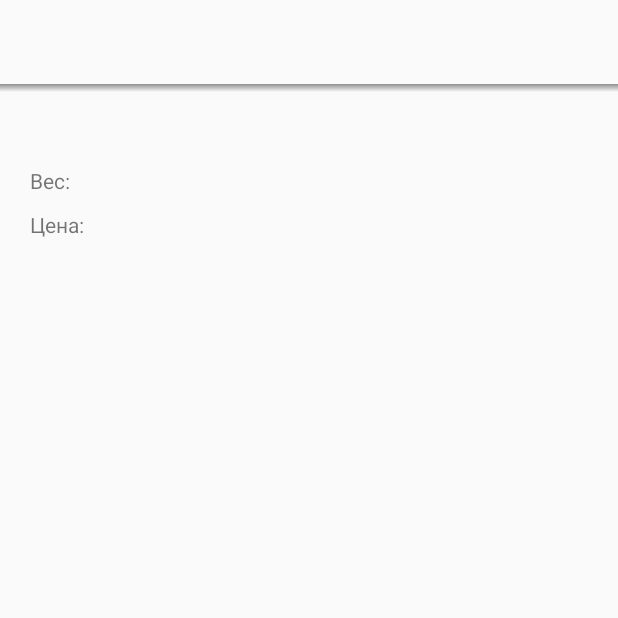
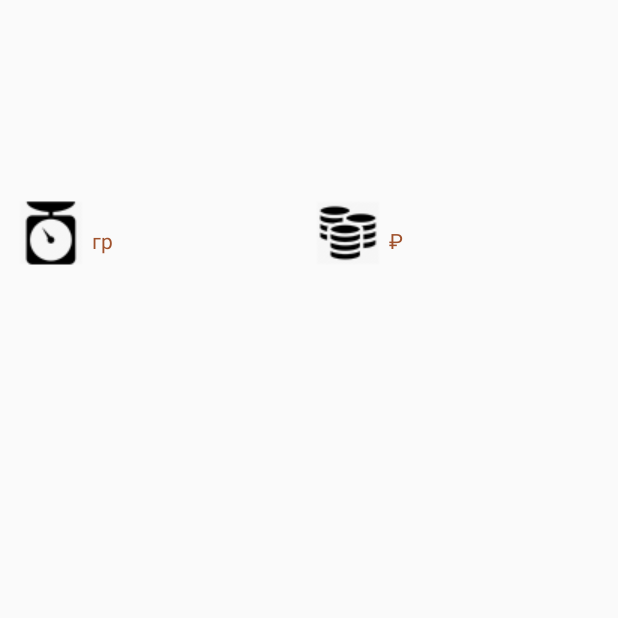
Before and after one commit to eamalhajri/OnlineShopProject, an Android app: the DetailedActivity screen opened directly, with no data from a screen before it, on a phone screen of 412 x 824 dp, the top half of it. Run offline under Robolectric (Android 15) with nearby library versions, the phone set to English and light mode, and no system bars; our stand-ins replace Picasso; pictures from the network do not load; 6 statements that could not run were skipped.

```diff
--- a/OnlineShop/app/src/main/res/drawable/toolbar_dropshadow.xml
+++ /dev/null
@@ -1,9 +0,0 @@
-<?xml version="1.0" encoding="utf-8"?>
-<shape xmlns:android="http://schemas.android.com/apk/res/android"
-    android:shape="rectangle">
-
-    <gradient android:startColor="@android:color/transparent"
-        android:endColor="#88333333"
-        android:angle="90"/>
-
-</shape>
--- a/OnlineShop/app/src/main/res/layout/activity_category_detail.xml
+++ b/OnlineShop/app/src/main/res/layout/activity_category_detail.xml
@@ -4,6 +4,10 @@
     android:layout_height="match_parent"
     android:orientation="vertical"
     tools:context=".CategoryActivity">
+
+    <include
+        android:id="@+id/toolbar"
+        layout="@layout/toolbar" />
 
     <TextView
         android:id="@+id/category_text"
--- a/OnlineShop/app/src/main/res/layout/activity_detailed.xml
+++ b/OnlineShop/app/src/main/res/layout/activity_detailed.xml
@@ -9,17 +9,10 @@
         android:id="@+id/toolbar_detailed"
         layout="@layout/toolbar" />
 
-    <View
-        android:layout_width="match_parent"
-        android:layout_height="5dp"
-        android:layout_below="@+id/toolbar_detailed"
-        android:background="@drawable/toolbar_dropshadow" />
-
     <LinearLayout
         android:layout_width="match_parent"
         android:layout_height="match_parent"
-        android:orientation="vertical"
-        android:padding="10dp">
+        android:orientation="vertical">
 
         <ImageView
             android:id="@+id/detailed_image"
@@ -28,66 +21,111 @@
             android:adjustViewBounds="true"
             android:contentDescription="@string/image" />
 
-        <TextView
-            android:id="@+id/detailed_name"
-            android:layout_width="match_parent"
-            android:layout_height="wrap_content"
-            android:paddingStart="10dp"
-            android:paddingTop="10dp"
-            android:text="@string/name"
-            android:textStyle="bold" />
-
         <LinearLayout
             android:layout_width="match_parent"
-            android:layout_height="wrap_content"
-            android:orientation="horizontal">
+            android:layout_height="match_parent"
+            android:orientation="vertical"
+            android:padding="10dp">
 
             <TextView
-                android:layout_width="wrap_content"
+                android:id="@+id/detailed_name"
+                android:layout_width="match_parent"
                 android:layout_height="wrap_content"
-                android:paddingStart="10dp"
-                android:text="@string/weight_detailed" />
+                android:text="@string/name"
+                android:textColor="@color/colorFont"
+                android:textSize="21sp"
+                android:textStyle="bold" />
 
             <TextView
-                android:id="@+id/detailed_weight"
+                android:id="@+id/detailed_description"
                 android:layout_width="match_parent"
                 android:layout_height="wrap_content"
                 android:paddingTop="10dp"
-                android:text="@string/weight" />
-        </LinearLayout>
+                android:text="@string/description"
+                android:textColor="@color/colorFont"
+                android:textSize="12sp" />
 
-        <LinearLayout
-            android:layout_width="match_parent"
-            android:layout_height="wrap_content"
-            android:orientation="horizontal">
+            <LinearLayout
+                android:layout_width="match_parent"
+                android:layout_height="wrap_content"
+                android:orientation="horizontal"
+                android:paddingTop="10dp">
+
+                <ImageView
+
+                    android:layout_width="wrap_content"
+                    android:layout_height="wrap_content"
+                    android:src="@drawable/weight" />
+
+                <LinearLayout
+                    android:layout_width="wrap_content"
+                    android:layout_height="wrap_content"
+                    android:layout_gravity="center"
+                    android:layout_weight="1"
+                    android:orientation="horizontal"
+                    android:paddingTop="10dp">
+
+                    <TextView
+                        android:id="@+id/detailed_weight"
+                        android:layout_width="wrap_content"
+                        android:layout_height="wrap_content"
+                        android:layout_gravity="center"
+
+                        android:text="@string/weight"
+                        android:textColor="@color/colorPrice" />
+
+                    <TextView
+                        android:layout_width="wrap_content"
+                        android:layout_height="wrap_content"
+                        android:text=" " />
+
+                    <TextView
+                        android:layout_width="wrap_content"
+                        android:layout_height="wrap_content"
+                        android:text="гр"
+                        android:textColor="@color/colorPrice" />
+                </LinearLayout>
+
+                <ImageView
+
+                    android:layout_width="wrap_content"
+                    android:layout_height="wrap_content"
+                    android:src="@drawable/price" />
+
+                <LinearLayout
+                    android:layout_width="wrap_content"
+                    android:layout_height="wrap_content"
+                    android:layout_gravity="center"
+                    android:layout_weight="1"
+                    android:orientation="horizontal"
+                    android:paddingTop="10dp">
+
+                    <TextView
+                        android:id="@+id/detailed_price"
+                        android:layout_width="wrap_content"
+                        android:layout_height="wrap_content"
+                        android:text="@string/price"
+                        android:textColor="@color/colorPrice" />
+
+                    <TextView
+                        android:layout_width="wrap_content"
+                        android:layout_height="wrap_content"
+                        android:text=" " />
+
+                    <TextView
+                        android:layout_width="wrap_content"
+                        android:layout_height="wrap_content"
+                        android:text="@string/offer_currency"
+                        android:textColor="@color/colorPrice" />
+                </LinearLayout>
+            </LinearLayout>
 
             <TextView
-                android:layout_width="wrap_content"
-                android:layout_height="wrap_content"
-                android:paddingStart="10dp"
-                android:text="@string/price_detailed" />
-
-            <TextView
-                android:id="@+id/detailed_price"
+                android:id="@+id/detailed_categoryId"
                 android:layout_width="match_parent"
                 android:layout_height="wrap_content"
-                android:paddingTop="10dp"
-                android:text="@string/price" />
+                android:text="@string/categoryId"
+                android:visibility="gone" />
         </LinearLayout>
-
-        <TextView
-            android:id="@+id/detailed_description"
-            android:layout_width="match_parent"
-            android:layout_height="wrap_content"
-            android:paddingStart="10dp"
-            android:paddingTop="10dp"
-            android:text="@string/description" />
-
-        <TextView
-            android:id="@+id/detailed_categoryId"
-            android:layout_width="match_parent"
-            android:layout_height="wrap_content"
-            android:text="@string/categoryId"
-            android:visibility="gone" />
     </LinearLayout>
 </LinearLayout>
--- a/OnlineShop/app/src/main/res/layout/activity_main.xml
+++ b/OnlineShop/app/src/main/res/layout/activity_main.xml
@@ -6,12 +6,6 @@
     <include
         android:id="@+id/toolbar"
         layout="@layout/toolbar" />
-
-    <View
-        android:layout_width="match_parent"
-        android:layout_height="5dp"
-        android:layout_below="@+id/toolbar"
-        android:background="@drawable/toolbar_dropshadow" />
 
     <android.support.v4.widget.DrawerLayout xmlns:android="http://schemas.android.com/apk/res/android"
         android:id="@+id/drawer_layout"
--- a/OnlineShop/app/src/main/res/layout/toolbar.xml
+++ b/OnlineShop/app/src/main/res/layout/toolbar.xml
@@ -1,7 +1,7 @@
 <?xml version="1.0" encoding="utf-8"?>
-<android.support.v7.widget.Toolbar xmlns:android="http://schemas.android.com/apk/res/android"
+<android.support.v7.widget.Toolbar
+    xmlns:android="http://schemas.android.com/apk/res/android"
     style="@style/ToolBarStyle"
     android:layout_width="match_parent"
     android:layout_height="wrap_content"
-
     android:minHeight="?attr/actionBarSize" />
--- a/OnlineShop/app/src/main/res/values/colors.xml
+++ b/OnlineShop/app/src/main/res/values/colors.xml
@@ -2,7 +2,7 @@
 <resources>
     <color name="colorPrimary">#3F51B5</color>
     <color name="colorPrimaryDark">#303F9F</color>
-    <color name="colorAccent">#FF4081</color>
+    <color name="colorAccent">#000000</color>
     <color name="colorFont">#000000</color>
     <color name="colorPrice">#A0522D</color>
 
```
Also changed, not shown: OnlineShop/app/src/main/java/com/example/phantom/onlineshop/CategoryActivity.java (+7 -0 lines), OnlineShop/app/src/main/java/com/example/phantom/onlineshop/MainActivity.java (+35 -3 lines), OnlineShop/app/src/main/res/layout/category_item.xml (+6 -31 lines), OnlineShop/app/src/main/res/values/strings.xml (+12 -3 lines), OnlineShop/app/src/main/res/drawable/phone.png (added), OnlineShop/app/src/main/res/drawable/placeholder.png, OnlineShop/app/src/main/res/drawable/price.png (added), OnlineShop/app/src/main/res/drawable/weight.png (added).
